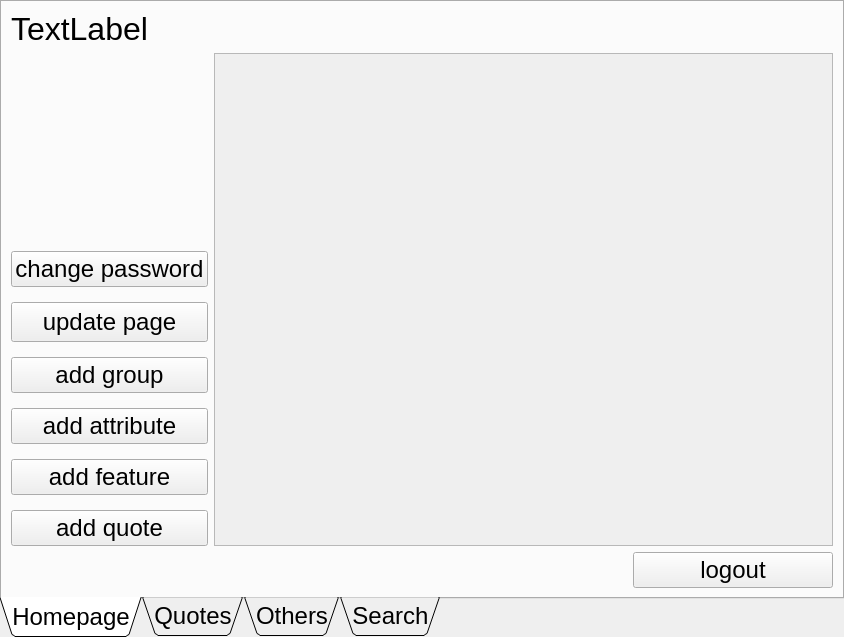
New-Dutchman/quotes-museum-client, file src/forms/authedquotes.ui: the form before one commit.
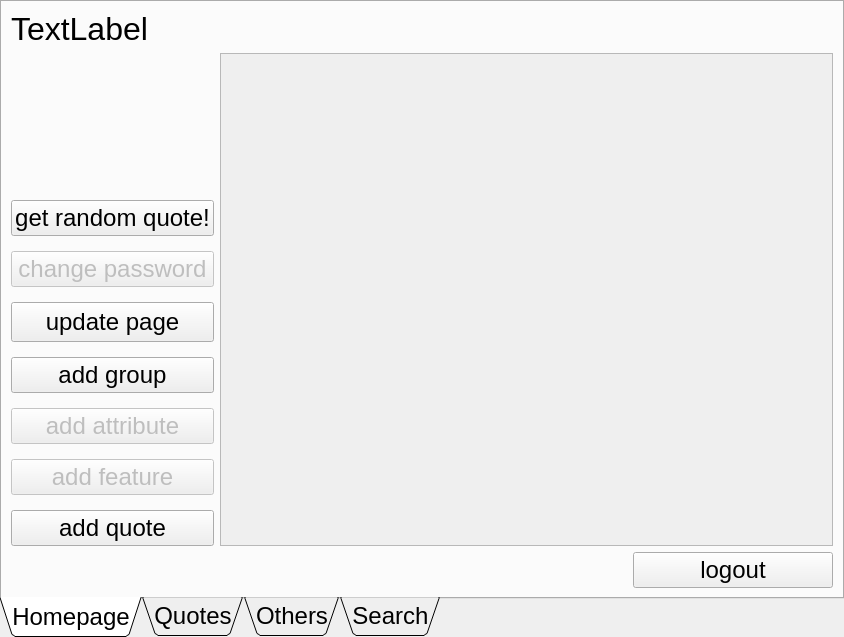
The form after the commit. The open tabs and pages were chosen to show the change.

Commit message: get random quote

```diff
--- a/src/forms/authedquotes.ui
+++ b/src/forms/authedquotes.ui
@@ -82,7 +82,7 @@
      </widget>
     </item>
     <item row="3" column="0">
-     <layout class="QVBoxLayout" name="verticalLayout" stretch="0,0,0,0,0,0">
+     <layout class="QVBoxLayout" name="userActionBtnsLayout" stretch="0,0,0,0,0,0,0">
       <property name="spacing">
        <number>15</number>
       </property>
@@ -93,7 +93,17 @@
        <number>0</number>
       </property>
       <item alignment="Qt::AlignmentFlag::AlignBottom">
+       <widget class="QPushButton" name="getRandomQuoteBtn">
+        <property name="text">
+         <string>get random quote!</string>
+        </property>
+       </widget>
+      </item>
+      <item>
        <widget class="QPushButton" name="changePasswdBtn">
+        <property name="enabled">
+         <bool>false</bool>
+        </property>
         <property name="text">
          <string>change password</string>
         </property>
@@ -121,6 +131,9 @@
       </item>
       <item>
        <widget class="QPushButton" name="addAttrBtn">
+        <property name="enabled">
+         <bool>false</bool>
+        </property>
         <property name="text">
          <string>add attribute</string>
         </property>
@@ -128,6 +141,9 @@
       </item>
       <item>
        <widget class="QPushButton" name="addFeatureBtn">
+        <property name="enabled">
+         <bool>false</bool>
+        </property>
         <property name="text">
          <string>add feature</string>
         </property>
@@ -152,8 +168,8 @@
         <rect>
          <x>0</x>
          <y>0</y>
-         <width>98</width>
-         <height>28</height>
+         <width>600</width>
+         <height>484</height>
         </rect>
        </property>
        <layout class="QHBoxLayout" name="horizontalLayout">
```
Left out of the diff: 5 changed lines with no effect on the pictures. The commit also changes 8 other files.
